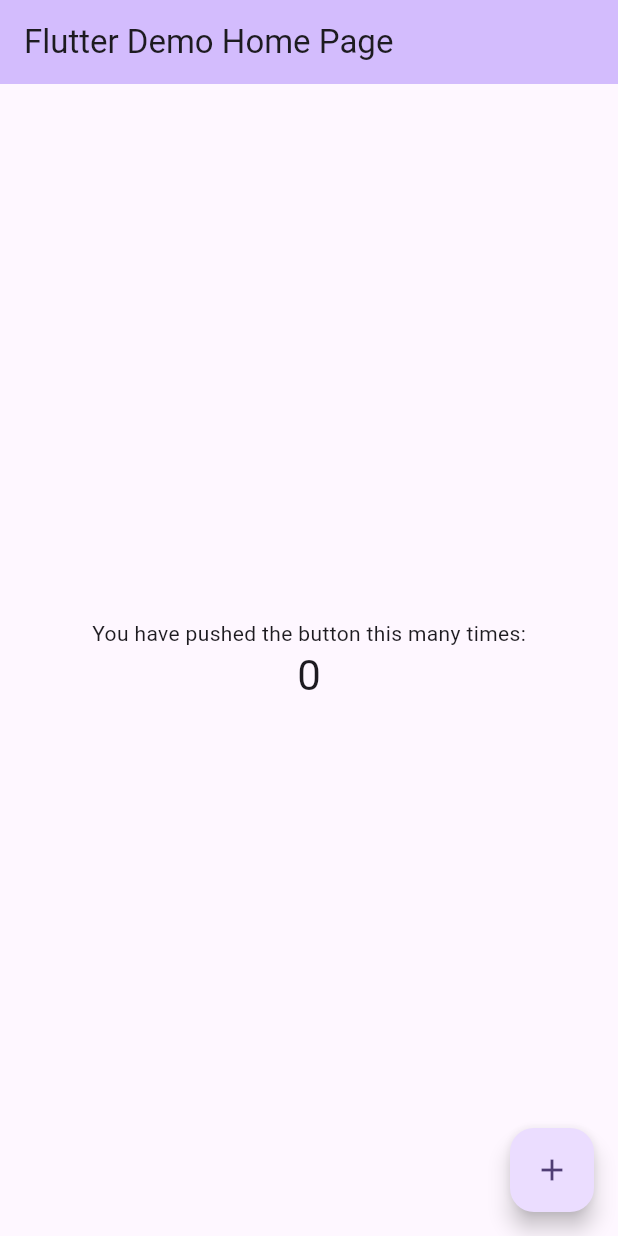
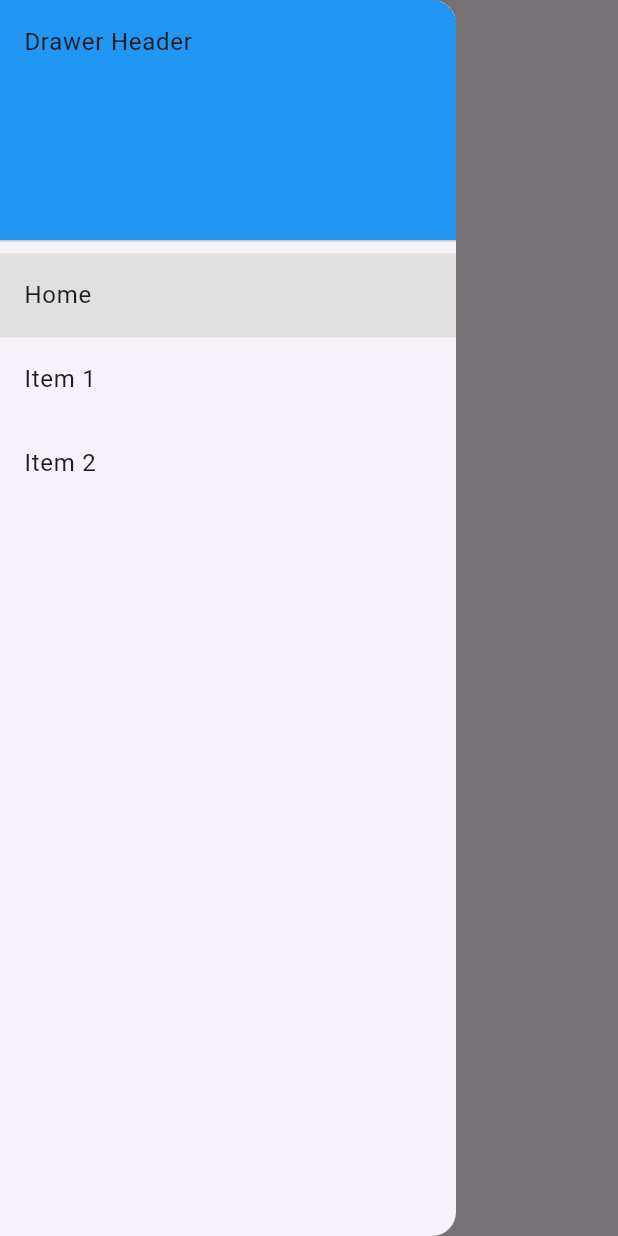
Before and after one commit to daleffe/flutter_navdrawer_getx, a Flutter app: the screen it shows after launch, with the side drawer open (before the commit the screen has no drawer), on a phone screen of 412 x 824 dp. Run offline on Flutter 3.47's test engine with Material 3 defaults, Android fonts, the phone set to English and light mode, and no system bars; our stand-ins replace get.

Commit message:
Added GetX package and sample drawer

```diff
--- a/lib/main.dart
+++ b/lib/main.dart
@@ -1,125 +1,196 @@
 import 'package:flutter/material.dart';
+import 'package:get/get.dart';
 
 void main() {
-  runApp(const MyApp());
+  runApp(GetMaterialApp(
+    navigatorKey: Get.key,
+    initialRoute: '/home',
+    getPages: [
+      GetPage(
+        name: '/home',
+        page: () => const Home(),
+        binding: HomeBinding(),
+      ),
+      GetPage(
+        name: '/page1',
+        page: () => const Page1(),
+        binding: Page1Binding(),
+      ),
+      GetPage(
+        name: '/page2',
+        page: () => const Page2(),
+        binding: Page2Binding(),
+      ),
+    ],
+  ));
 }
 
-class MyApp extends StatelessWidget {
-  const MyApp({super.key});
+class MainDrawer extends StatelessWidget {
+  const MainDrawer({super.key});
 
-  // This widget is the root of your application.
   @override
   Widget build(BuildContext context) {
-    return MaterialApp(
-      title: 'Flutter Demo',
-      theme: ThemeData(
-        // This is the theme of your application.
-        //
-        // TRY THIS: Try running your application with "flutter run". You'll see
-        // the application has a purple toolbar. Then, without quitting the app,
-        // try changing the seedColor in the colorScheme below to Colors.green
-        // and then invoke "hot reload" (save your changes or press the "hot
-        // reload" button in a Flutter-supported IDE, or press "r" if you used
-        // the command line to start the app).
-        //
-        // Notice that the counter didn't reset back to zero; the application
-        // state is not lost during the reload. To reset the state, use hot
-        // restart instead.
-        //
-        // This works for code too, not just values: Most code changes can be
-        // tested with just a hot reload.
-        colorScheme: ColorScheme.fromSeed(seedColor: Colors.deepPurple),
-        useMaterial3: true,
+    return Drawer(
+      child: ListView(
+        padding: EdgeInsets.zero,
+        children: <Widget>[
+          const DrawerHeader(
+            decoration: BoxDecoration(
+              color: Colors.blue,
+            ),
+            child: Text('Drawer Header'),
+          ),
+          ListTile(
+            title: const Text('Home'),
+            tileColor: Get.currentRoute == '/home' ? Colors.grey[300] : null,
+            onTap: () {
+              print(Get.currentRoute);
+              Get.back();
+              Get.offNamed('/home');
+            },
+          ),
+          ListTile(
+            title: const Text('Item 1'),
+            tileColor: Get.currentRoute == '/page1' ? Colors.grey[300] : null,
+            onTap: () {
+              Get.back();
+              Get.offNamed('/page1');
+            },
+          ),
+          ListTile(
+            title: const Text('Item 2'),
+            tileColor: Get.currentRoute == '/page2' ? Colors.grey[300] : null,
+            onTap: () {
+              Get.back();
+              Get.offNamed('/page2');
+            },
+          ),
+        ],
       ),
-      home: const MyHomePage(title: 'Flutter Demo Home Page'),
     );
   }
 }
 
-class MyHomePage extends StatefulWidget {
-  const MyHomePage({super.key, required this.title});
+class HomeBinding extends Bindings {
+  @override
+  void dependencies() {
+    Get.put(HomeController(), permanent: true);
+  }
+}
 
-  // This widget is the home page of your application. It is stateful, meaning
-  // that it has a State object (defined below) that contains fields that affect
-  // how it looks.
-
-  // This class is the configuration for the state. It holds the values (in this
-  // case the title) provided by the parent (in this case the App widget) and
-  // used by the build method of the State. Fields in a Widget subclass are
-  // always marked "final".
-
-  final String title;
+class Home extends GetView<HomeController> {
+  const Home({super.key});
 
   @override
-  State<MyHomePage> createState() => _MyHomePageState();
+  Widget build(BuildContext context) {
+    return Scaffold(
+      appBar: AppBar(title: const Text("APP DRAWER")),
+      body: const Center(
+        child: Text('Home'),
+      ),
+      drawer: const MainDrawer(),
+    );
+  }
 }
 
-class _MyHomePageState extends State<MyHomePage> {
-  int _counter = 0;
-
-  void _incrementCounter() {
-    setState(() {
-      // This call to setState tells the Flutter framework that something has
-      // changed in this State, which causes it to rerun the build method below
-      // so that the display can reflect the updated values. If we changed
-      // _counter without calling setState(), then the build method would not be
-      // called again, and so nothing would appear to happen.
-      _counter++;
-    });
+class HomeController extends GetxController {
+  @override
+  void onInit() {
+    print('>>> HomeController init');
+    super.onInit();
   }
 
   @override
+  void onReady() {
+    print('>>> HomeController ready');
+    super.onReady();
+  }
+}
+
+class Page1Binding extends Bindings {
+  @override
+  void dependencies() {
+    Get.put(Page1Controller(), permanent: true);
+  }
+}
+
+class Page1 extends GetView<Page1Controller> {
+  const Page1({super.key});
+
+  @override
   Widget build(BuildContext context) {
-    // This method is rerun every time setState is called, for instance as done
-    // by the _incrementCounter method above.
-    //
-    // The Flutter framework has been optimized to make rerunning build methods
-    // fast, so that you can just rebuild anything that needs updating rather
-    // than having to individually change instances of widgets.
     return Scaffold(
-      appBar: AppBar(
-        // TRY THIS: Try changing the color here to a specific color (to
-        // Colors.amber, perhaps?) and trigger a hot reload to see the AppBar
-        // change color while the other colors stay the same.
-        backgroundColor: Theme.of(context).colorScheme.inversePrimary,
-        // Here we take the value from the MyHomePage object that was created by
-        // the App.build method, and use it to set our appbar title.
-        title: Text(widget.title),
+      appBar: AppBar(title: const Text('Page 1')),
+      drawer: const MainDrawer(),
+      body: Center(
+        child: Text(controller.title),
       ),
-      body: Center(
-        // Center is a layout widget. It takes a single child and positions it
-        // in the middle of the parent.
-        child: Column(
-          // Column is also a layout widget. It takes a list of children and
-          // arranges them vertically. By default, it sizes itself to fit its
-          // children horizontally, and tries to be as tall as its parent.
-          //
-          // Column has various properties to control how it sizes itself and
-          // how it positions its children. Here we use mainAxisAlignment to
-          // center the children vertically; the main axis here is the vertical
-          // axis because Columns are vertical (the cross axis would be
-          // horizontal).
-          //
-          // TRY THIS: Invoke "debug painting" (choose the "Toggle Debug Paint"
-          // action in the IDE, or press "p" in the console), to see the
-          // wireframe for each widget.
-          mainAxisAlignment: MainAxisAlignment.center,
-          children: <Widget>[
-            const Text(
-              'You have pushed the button this many times:',
-            ),
-            Text(
-              '$_counter',
-              style: Theme.of(context).textTheme.headlineMedium,
-            ),
-          ],
-        ),
-      ),
-      floatingActionButton: FloatingActionButton(
-        onPressed: _incrementCounter,
-        tooltip: 'Increment',
-        child: const Icon(Icons.add),
-      ), // This trailing comma makes auto-formatting nicer for build methods.
     );
   }
 }
+
+class Page1Controller extends GetxController {
+  final title = 'Page 1';
+
+  @override
+  void onInit() {
+    print('>>> Page1Controller init');
+    super.onInit();
+  }
+
+  @override
+  void onReady() {
+    print('>>> Page1Controller ready');
+    super.onReady();
+  }
+
+  @override
+  void onClose() {
+    print('>>> Page1Controller close');
+    super.onClose();
+  }
+}
+
+class Page2Binding extends Bindings {
+  @override
+  void dependencies() {
+    Get.put(Page2Controller(), permanent: true);
+  }
+}
+
+class Page2 extends GetView<Page2Controller> {
+  const Page2({super.key});
+
+  @override
+  Widget build(BuildContext context) {
+    return Scaffold(
+      appBar: AppBar(title: const Text('Page 2')),
+      drawer: const MainDrawer(),
+      body: Center(
+        child: Text(controller.title),
+      ),
+    );
+  }
+}
+
+class Page2Controller extends GetxController {
+  final title = 'Page 2';
+
+  @override
+  void onInit() {
+    print('>>> Page2Controller init');
+    super.onInit();
+  }
+
+  @override
+  void onReady() {
+    print('>>> Page2Controller ready');
+    super.onReady();
+  }
+
+  @override
+  void onClose() {
+    print('>>> Page2Controller close');
+    super.onClose();
+  }
+}
--- a/pubspec.yaml
+++ b/pubspec.yaml
@@ -2,7 +2,7 @@ name: flutter_navdrawer_getx
 description: "A new Flutter project."
 # The following line prevents the package from being accidentally published to
 # pub.dev using `flutter pub publish`. This is preferred for private packages.
-publish_to: 'none' # Remove this line if you wish to publish to pub.dev
+publish_to: "none" # Remove this line if you wish to publish to pub.dev
 
 # The following defines the version and build number for your application.
 # A version number is three numbers separated by dots, like 1.2.43
@@ -30,7 +30,7 @@ environment:
 dependencies:
   flutter:
     sdk: flutter
-
+  get:
 
   # The following adds the Cupertino Icons font to your application.
   # Use with the CupertinoIcons class for iOS style icons.
@@ -52,7 +52,6 @@ dev_dependencies:
 
 # The following section is specific to Flutter packages.
 flutter:
-
   # The following line ensures that the Material Icons font is
   # included with your application, so that you can use the icons in
   # the material Icons class.
```
Also changed, not shown: pubspec.lock.
